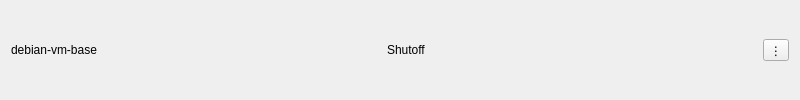
Vortex-Linux/Ship-GUI, file ui/container_page.ui: the form before one commit.
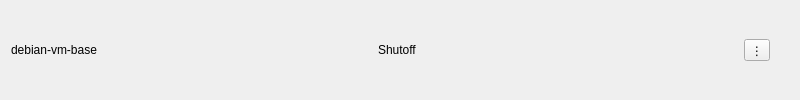
The form after the commit.

Commit message: Added a bit of right margin

Diff of the .ui file:
```diff
--- a/ui/container_page.ui
+++ b/ui/container_page.ui
@@ -11,6 +11,9 @@
             </rect>
         </property>
         <layout class="QHBoxLayout" name="horizontalLayout">
+            <property name="rightMargin">
+                <number>30</number>
+            </property>
             <item>
                 <widget class="QLabel" name="vmNameLabel">
                     <property name="text">
```
The commit also changes 1 other file.
